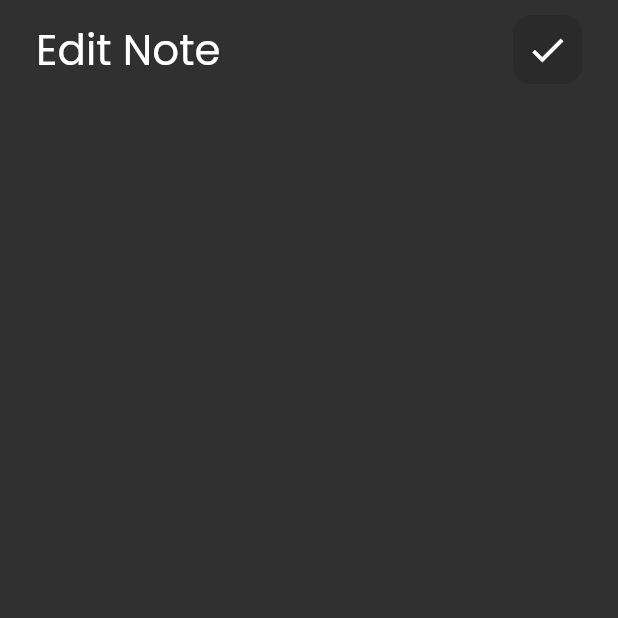
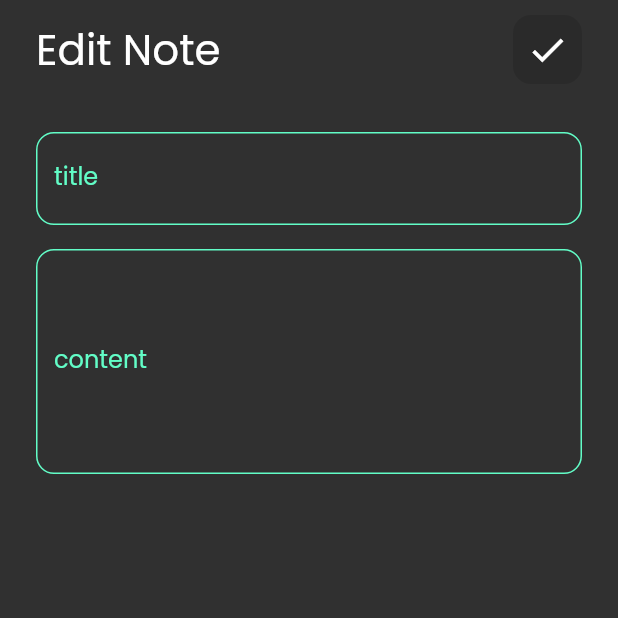
Before and after one commit to Mostafa3bdelrazek/Notes_App, a Flutter app: the EditNote screen opened directly, on a phone screen of 412 x 824 dp, the top half of it. Run offline on Flutter 3.47's test engine with Material 2 defaults, Android fonts, the phone set to English and light mode, and no system bars.

Commit message:
finish edit note view

```diff
--- a/lib/reusable components/defaultButton.dart
+++ b/lib/reusable components/defaultButton.dart
@@ -18,7 +18,7 @@ class defaultButton extends StatelessWidget {
         style: ButtonStyle(
           backgroundColor: const MaterialStatePropertyAll(primaryColor),
           minimumSize:
-              MaterialStateProperty.all<Size>(const Size(double.infinity, 55)),
+              MaterialStateProperty.all<Size>(const Size(double.infinity, 45)),
         ),
         onPressed: onPressed,
         child: Text(
--- a/lib/views/widgets/edit_note_view_body.dart
+++ b/lib/views/widgets/edit_note_view_body.dart
@@ -1,18 +1,29 @@
 import 'package:flutter/material.dart';
 import 'package:notes/reusable%20components/custom_appbar.dart';
+
+import '../../reusable components/custom_text_form_field.dart';
 
 class EditNoteViewBody extends StatelessWidget {
   const EditNoteViewBody({super.key});
   @override
   Widget build(BuildContext context) {
-    return const Padding(
-      padding: EdgeInsets.symmetric(horizontal: 24.0),
+    return Padding(
+      padding: const EdgeInsets.symmetric(horizontal: 24.0),
       child: Column(
         children: [
-          SizedBox(height: 10),
-          CustomAppbar(
+          const SizedBox(height: 10),
+          const CustomAppbar(
             title: 'Edit Note',
             icon: Icons.check,
+          ),
+          const SizedBox(height: 32),
+          CustomTextField(
+            labelText: 'title',
+          ),
+          const SizedBox(height: 16),
+          CustomTextField(
+            labelText: 'content',
+            maxLins: 5,
           ),
         ],
       ),
```
